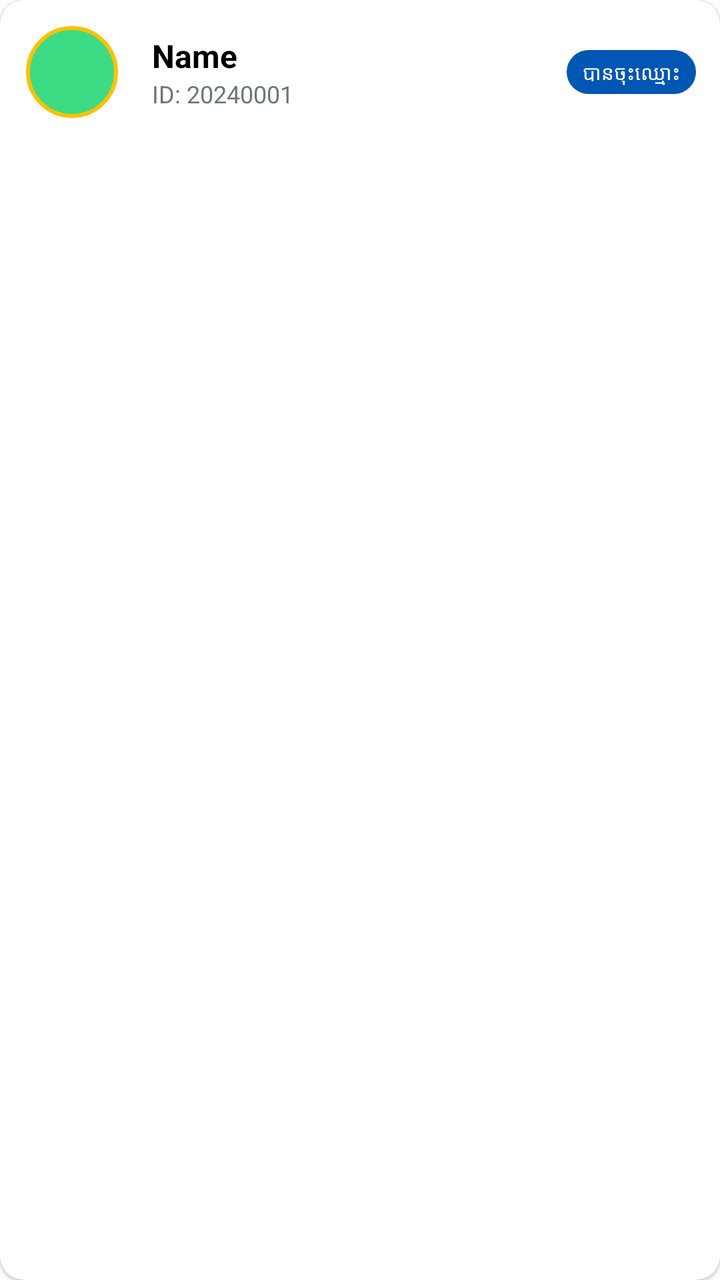
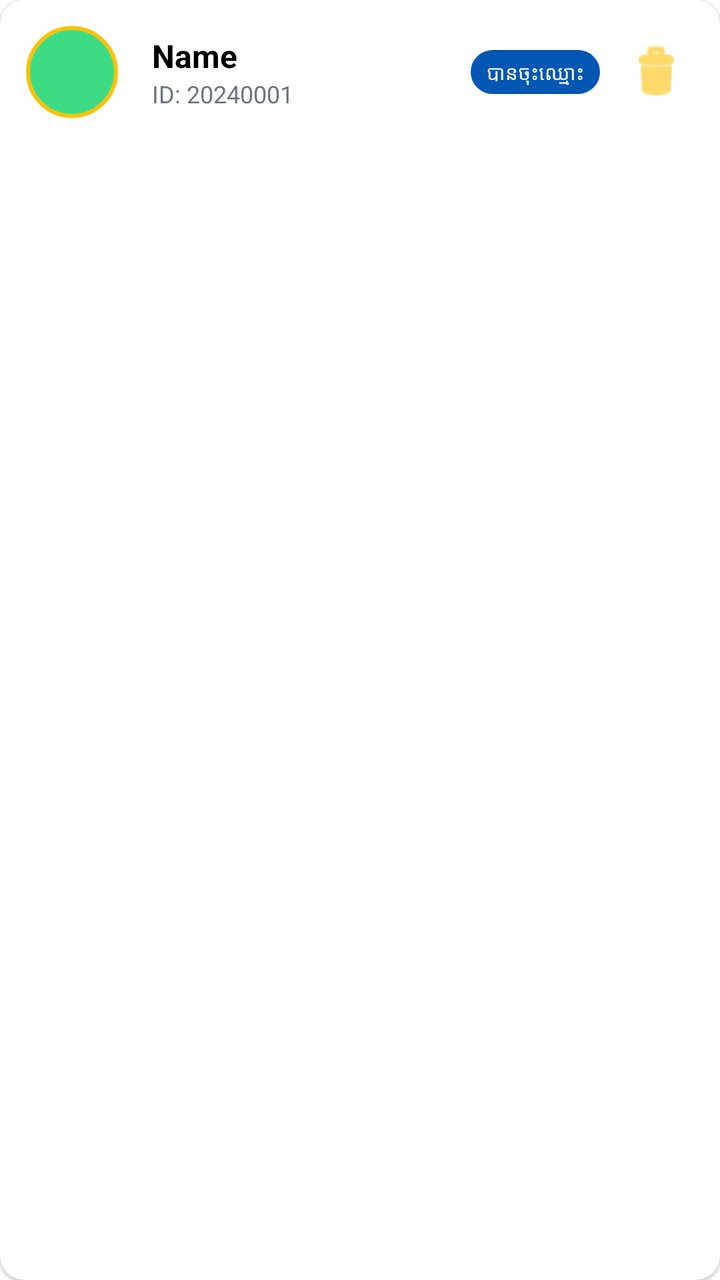

Before-and-after screenshots of an Android layout around one commit, followed by the original layout XML and the change that was made.
<!-- AndroidManifest.xml: application theme Theme.AcademicPulse -->
<!-- res/layout/item_participant.xml -->
<?xml version="1.0" encoding="utf-8"?>
<androidx.cardview.widget.CardView xmlns:android="http://schemas.android.com/apk/res/android"
    xmlns:app="http://schemas.android.com/apk/res-auto"
    android:layout_width="match_parent"
    android:layout_height="wrap_content"
    android:layout_marginBottom="8dp"
    app:cardCornerRadius="12dp"
    app:cardElevation="1dp">

    <LinearLayout
        android:layout_width="match_parent"
        android:layout_height="wrap_content"
        android:gravity="center_vertical"
        android:orientation="horizontal"
        android:padding="12dp">

        <com.google.android.material.imageview.ShapeableImageView
            android:id="@+id/iv_participant_avatar"
            android:layout_width="48dp"
            android:layout_height="48dp"
            android:padding="2dp"
            android:src="@drawable/ic_launcher_background"
            app:shapeAppearanceOverlay="@style/CircleImage"
            app:strokeColor="@color/accent_yellow"
            app:strokeWidth="2dp" />

        <LinearLayout
            android:layout_width="0dp"
            android:layout_height="wrap_content"
            android:layout_marginStart="16dp"
            android:layout_weight="1"
            android:orientation="vertical">

            <TextView
                android:id="@+id/tv_participant_name"
                android:layout_width="wrap_content"
                android:layout_height="wrap_content"
                android:text="Name"
                android:textColor="@color/black"
                android:textSize="16sp"
                android:textStyle="bold" />

            <TextView
                android:id="@+id/tv_participant_id"
                android:layout_width="wrap_content"
                android:layout_height="wrap_content"
                android:text="ID: 20240001"
                android:textColor="@color/text_grey"
                android:textSize="12sp" />

        </LinearLayout>

        <TextView
            android:id="@+id/tv_participant_status"
            android:layout_width="wrap_content"
            android:layout_height="wrap_content"
            android:background="@drawable/label_blue_bg"
            android:paddingHorizontal="8dp"
            android:paddingVertical="4dp"
            android:text="បានចុះឈ្មោះ"
            android:textColor="@color/white"
            android:textSize="10sp" />

    </LinearLayout>
</androidx.cardview.widget.CardView>
<!-- resources referenced by this layout -->
<resources>
  <color name="accent_yellow">#FFC107</color>
  <color name="black">#000000</color>
  <color name="text_grey">#6C757D</color>
  <color name="white">#FFFFFF</color>
  <!-- drawable ic_launcher_background (drawable) -->
  <?xml version="1.0" encoding="utf-8"?>
  <vector xmlns:android="http://schemas.android.com/apk/res/android"
      android:width="108dp"
      android:height="108dp"
      android:viewportWidth="108"
      android:viewportHeight="108">
      <path
          android:fillColor="#3DDC84"
          android:pathData="M0,0h108v108h-108z" />
  </vector>
  <!-- drawable label_blue_bg (drawable) -->
  <?xml version="1.0" encoding="utf-8"?>
  <shape xmlns:android="http://schemas.android.com/apk/res/android">
      <solid android:color="@color/primary_blue" />
      <corners android:radius="16dp" />
  </shape>
  <style name="CircleImage">
          <item name="cornerSize">50%</item>
      </style>
  <style name="Theme.AcademicPulse" parent="Theme.MaterialComponents.Light.NoActionBar">
          
          <item name="colorPrimary">@color/primary_blue</item>
          <item name="colorPrimaryVariant">@color/primary_blue</item>
          <item name="colorOnPrimary">@color/white</item>
          
          <item name="colorSecondary">@color/accent_yellow</item>
          <item name="colorSecondaryVariant">@color/accent_yellow</item>
          <item name="colorOnSecondary">@color/black</item>
          
          <item name="android:statusBarColor">@color/primary_blue</item>
          <item name="android:windowLightStatusBar" tools:targetApi="m">false</item>
      </style>
  <color name="primary_blue">#0056B3</color>
</resources>

<!-- the commit's change to res/layout/item_participant.xml (unified diff, before → after) -->
@@ -61,5 +61,14 @@
             android:textColor="@color/white"
             android:textSize="10sp" />
 
+        <ImageButton
+            android:id="@+id/btn_delete_participant"
+            android:layout_width="40dp"
+            android:layout_height="40dp"
+            android:layout_marginStart="8dp"
+            android:background="?attr/selectableItemBackgroundBorderless"
+            android:src="@android:drawable/ic_menu_delete"
+            app:tint="@color/accent_yellow" />
+
     </LinearLayout>
 </androidx.cardview.widget.CardView>
